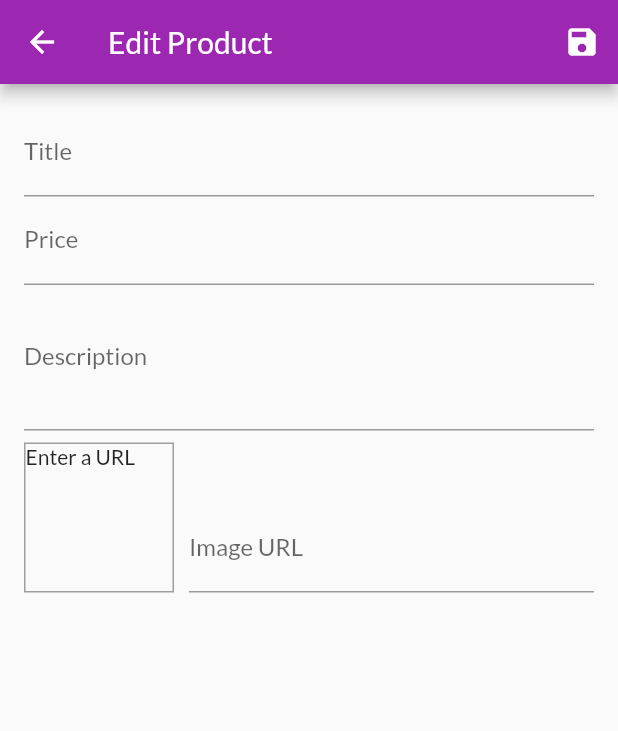
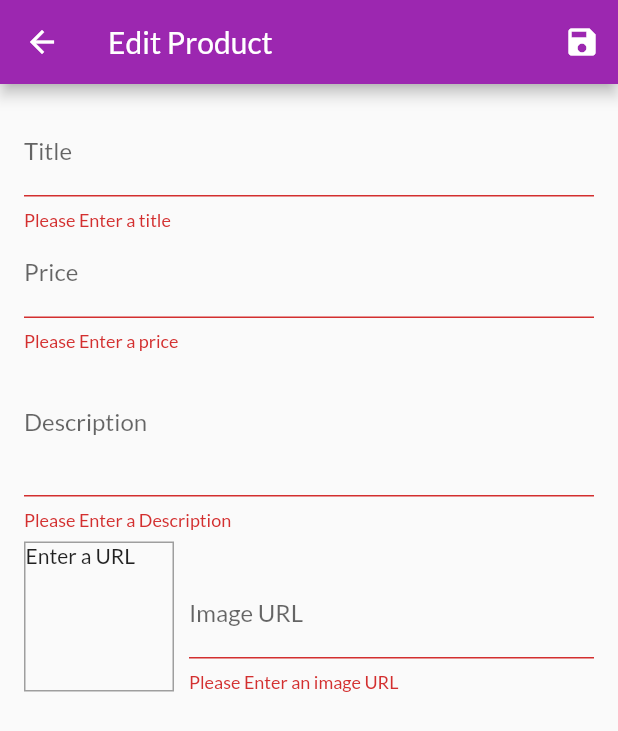
Before and after one commit to AbuSuf1an/Shop-App, a Flutter app: the EditProductScreen screen opened by its route, after a tap on the "save" icon, on a phone screen of 412 x 824 dp. Shown: the top 731 px of the screen. Run offline on Flutter 3.47's test engine with Material 2 defaults, Android fonts, the phone set to English and light mode, and no system bars; network calls fail.

Commit message:
Validator added on all inputs on form

```diff
--- a/lib/screens/edit_product_screen.dart
+++ b/lib/screens/edit_product_screen.dart
@@ -41,11 +41,20 @@ class _EditProductScreenState extends State<EditProductScreen> {
 
   void _updateImageUrl() {
     if (!_imageUrlFocusNode.hasFocus) {
+      if ((!_imageUrlController.text.startsWith('http') &&
+              !_imageUrlController.text.startsWith('https')) ||
+          (!_imageUrlController.text.endsWith('.png') &&
+              !_imageUrlController.text.endsWith('.jpg') &&
+              !_imageUrlController.text.endsWith('.jpeg'))) {
+        return;
+      }
       setState(() {});
     }
   }
 
   void _saveForm() {
+    final isValid = _form.currentState.validate();
+    if (!isValid) return;
     _form.currentState.save();
     print(_editedPorduct.id);
     print(_editedPorduct.title);
@@ -79,6 +88,12 @@ class _EditProductScreenState extends State<EditProductScreen> {
                 onFieldSubmitted: (_) {
                   FocusScope.of(context).requestFocus(_priceFocusNode);
                 },
+                validator: (value) {
+                  if (value.isEmpty) {
+                    return 'Please Enter a title';
+                  }
+                  return null;
+                },
                 onSaved: (value) {
                   _editedPorduct = Product(
                     id: null,
@@ -97,6 +112,18 @@ class _EditProductScreenState extends State<EditProductScreen> {
                 onFieldSubmitted: (_) {
                   FocusScope.of(context).requestFocus(_decriptionFocusNode);
                 },
+                validator: (value) {
+                  if (value.isEmpty) {
+                    return 'Please Enter a price';
+                  }
+                  if (double.tryParse(value) == null) {
+                    return 'Invalid price';
+                  }
+                  if (double.parse(value) <= 0) {
+                    return 'Enter price greater than zero';
+                  }
+                  return null;
+                },
                 onSaved: (value) {
                   _editedPorduct = Product(
                     id: null,
@@ -112,6 +139,15 @@ class _EditProductScreenState extends State<EditProductScreen> {
                 maxLines: 3,
                 keyboardType: TextInputType.multiline,
                 focusNode: _decriptionFocusNode,
+                validator: (value) {
+                  if (value.isEmpty) {
+                    return 'Please Enter a Description';
+                  }
+                  if (value.length < 10) {
+                    return 'Should be at least 10 characters long';
+                  }
+                  return null;
+                },
                 onSaved: (value) {
                   _editedPorduct = Product(
                     id: null,
@@ -157,6 +193,21 @@ class _EditProductScreenState extends State<EditProductScreen> {
                       onFieldSubmitted: (_) {
                         _saveForm();
                       },
+                      validator: (value) {
+                        if (value.isEmpty) {
+                          return 'Please Enter an image URL';
+                        }
+                        if (!value.startsWith('http') &&
+                            !value.startsWith('https')) {
+                          return 'Please enter a valid URL';
+                        }
+                        if (!value.endsWith('.png') &&
+                            !value.endsWith('.jpg') &&
+                            !value.endsWith('.jpeg')) {
+                          return 'Please enter a valid image URL';
+                        }
+                        return null;
+                      },
                       onSaved: (value) {
                         _editedPorduct = Product(
                           id: null,
```
